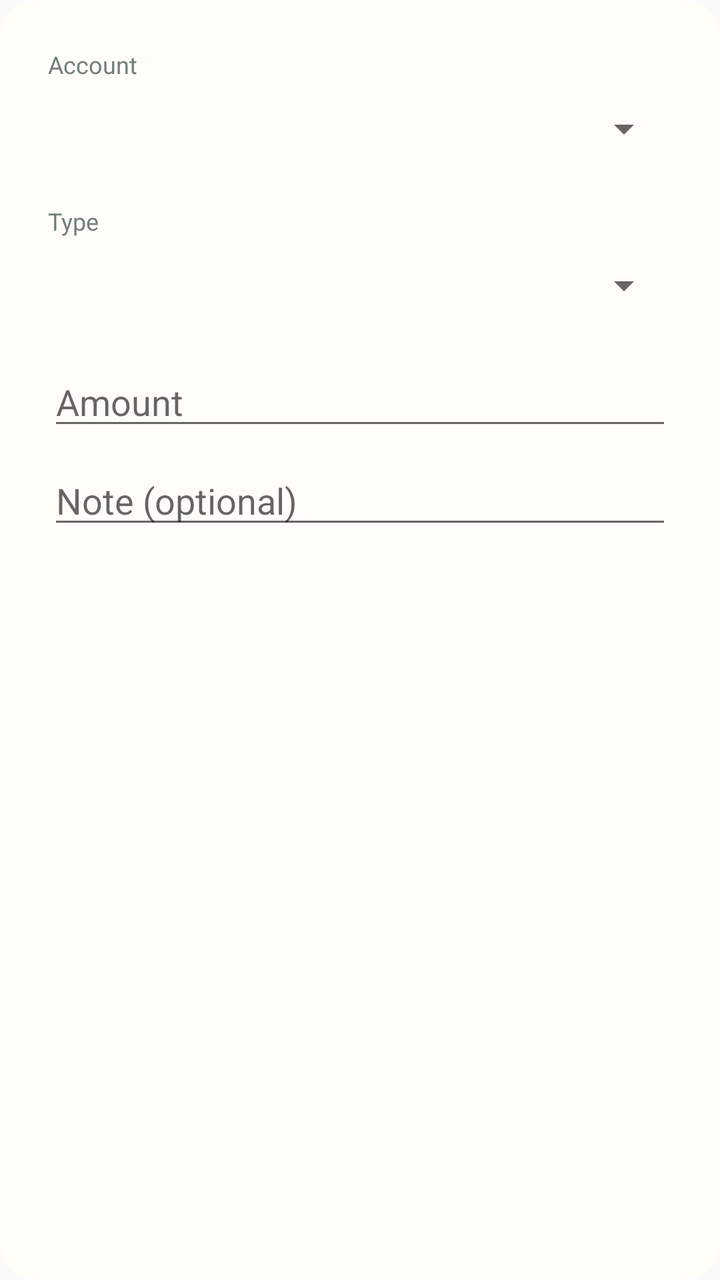
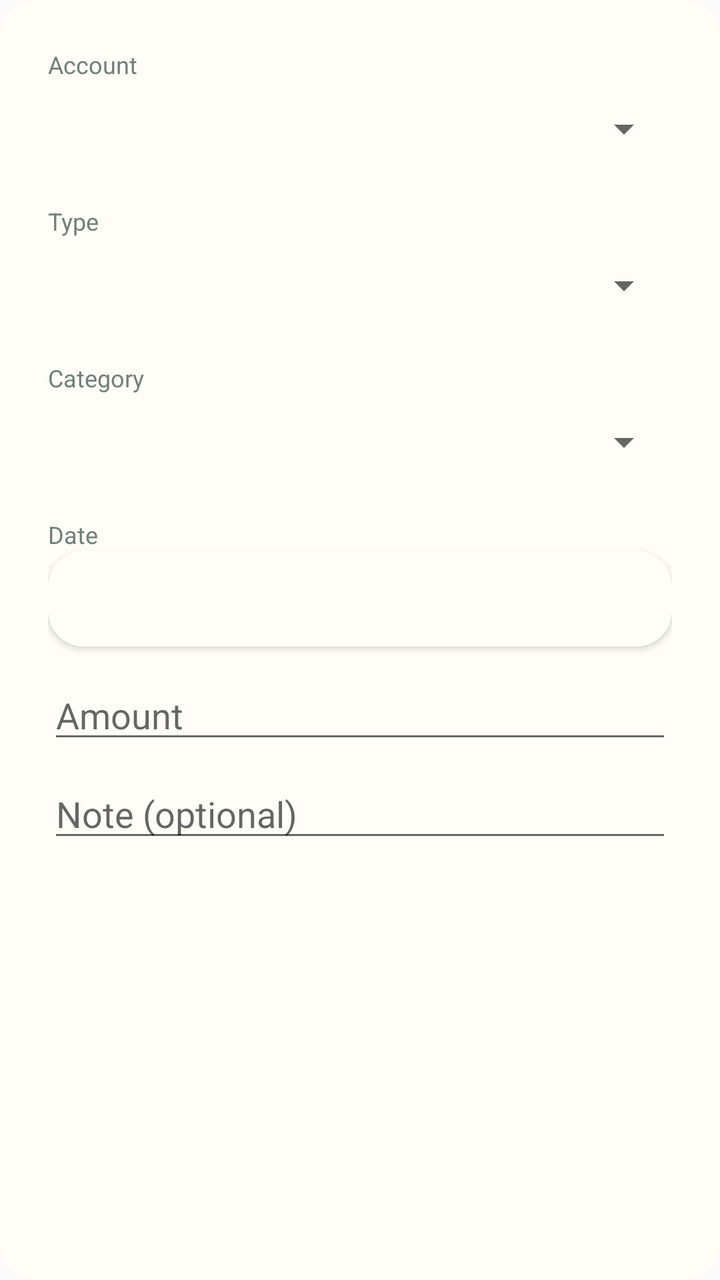

Compare the two renders of this Android layout. The source of the first and the diff that turns it into the second are given below.
<!-- AndroidManifest.xml: application theme Theme.App -->
<!-- res/layout/dialog_add_transaction.xml -->
<?xml version="1.0" encoding="utf-8"?>
<LinearLayout xmlns:android="http://schemas.android.com/apk/res/android" android:layout_width="match_parent" android:layout_height="wrap_content" android:background="@drawable/action_tile_background" android:orientation="vertical" android:padding="24dp">
    <TextView android:layout_width="wrap_content" android:layout_height="wrap_content" android:text="@string/transaction_account" android:textColor="@color/lumen_muted" android:textSize="12sp" />
    <Spinner android:id="@+id/transaction_account" android:layout_width="match_parent" android:layout_height="48dp" />
    <TextView android:layout_width="wrap_content" android:layout_height="wrap_content" android:layout_marginTop="14dp" android:text="@string/transaction_type" android:textColor="@color/lumen_muted" android:textSize="12sp" />
    <Spinner android:id="@+id/transaction_type" android:layout_width="match_parent" android:layout_height="48dp" />
    <EditText android:id="@+id/transaction_amount" android:layout_width="match_parent" android:layout_height="wrap_content" android:layout_marginTop="12dp" android:hint="@string/transaction_amount" android:inputType="numberDecimal" android:singleLine="true" />
    <EditText android:id="@+id/transaction_note" android:layout_width="match_parent" android:layout_height="wrap_content" android:layout_marginTop="8dp" android:hint="@string/transaction_note" android:inputType="text" android:singleLine="true" />
</LinearLayout>
<!-- resources referenced by this layout -->
<resources>
  <color name="lumen_muted">#718078</color>
  <!-- drawable action_tile_background (drawable) -->
  <?xml version="1.0" encoding="utf-8"?>
  <shape xmlns:android="http://schemas.android.com/apk/res/android">
      <solid android:color="@color/lumen_surface" />
      <corners android:radius="@dimen/card_radius" />
  </shape>
  <string name="transaction_account">Account</string>
  <string name="transaction_amount">Amount</string>
  <string name="transaction_note">Note (optional)</string>
  <string name="transaction_type">Type</string>
  <style name="Theme.App" parent="android:Theme.Material.Light.NoActionBar">
          <item name="android:colorPrimary">@color/lumen_accent</item>
          <item name="android:colorAccent">@color/lumen_accent</item>
          <item name="android:windowLightStatusBar">true</item>
          <item name="android:statusBarColor">@color/lumen_background</item>
          <item name="android:navigationBarColor">@color/lumen_surface</item>
          <item name="android:windowLightNavigationBar">true</item>
      </style>
  <color name="lumen_surface">#FFFDF8</color>
  <dimen name="card_radius">18dp</dimen>
  <color name="lumen_accent">#176B55</color>
  <color name="lumen_background">#F4F1EA</color>
</resources>

<!-- the commit's change to res/layout/dialog_add_transaction.xml (unified diff, before → after) -->
@@ -4,6 +4,10 @@
     <Spinner android:id="@+id/transaction_account" android:layout_width="match_parent" android:layout_height="48dp" />
     <TextView android:layout_width="wrap_content" android:layout_height="wrap_content" android:layout_marginTop="14dp" android:text="@string/transaction_type" android:textColor="@color/lumen_muted" android:textSize="12sp" />
     <Spinner android:id="@+id/transaction_type" android:layout_width="match_parent" android:layout_height="48dp" />
+    <TextView android:layout_width="wrap_content" android:layout_height="wrap_content" android:layout_marginTop="14dp" android:text="@string/transaction_category" android:textColor="@color/lumen_muted" android:textSize="12sp" />
+    <Spinner android:id="@+id/transaction_category" android:layout_width="match_parent" android:layout_height="48dp" />
+    <TextView android:layout_width="wrap_content" android:layout_height="wrap_content" android:layout_marginTop="14dp" android:text="@string/transaction_date" android:textColor="@color/lumen_muted" android:textSize="12sp" />
+    <Button android:id="@+id/transaction_date_picker" android:layout_width="match_parent" android:layout_height="48dp" android:background="@drawable/action_tile_background" android:gravity="start|center_vertical" android:paddingStart="12dp" android:paddingEnd="12dp" android:textColor="@color/lumen_ink" android:textSize="14sp" android:textStyle="normal" />
     <EditText android:id="@+id/transaction_amount" android:layout_width="match_parent" android:layout_height="wrap_content" android:layout_marginTop="12dp" android:hint="@string/transaction_amount" android:inputType="numberDecimal" android:singleLine="true" />
     <EditText android:id="@+id/transaction_note" android:layout_width="match_parent" android:layout_height="wrap_content" android:layout_marginTop="8dp" android:hint="@string/transaction_note" android:inputType="text" android:singleLine="true" />
 </LinearLayout>
<!-- resource entries referenced after the edit -->
@@ -1,5 +1,6 @@
 <!-- resources referenced by this layout -->
 <resources>
+  <color name="lumen_ink">#17211D</color>
   <color name="lumen_muted">#718078</color>
   <!-- drawable action_tile_background (drawable) -->
   <?xml version="1.0" encoding="utf-8"?>
@@ -9,6 +10,8 @@
   </shape>
   <string name="transaction_account">Account</string>
   <string name="transaction_amount">Amount</string>
+  <string name="transaction_category">Category</string>
+  <string name="transaction_date">Date</string>
   <string name="transaction_note">Note (optional)</string>
   <string name="transaction_type">Type</string>
   <style name="Theme.App" parent="android:Theme.Material.Light.NoActionBar">
